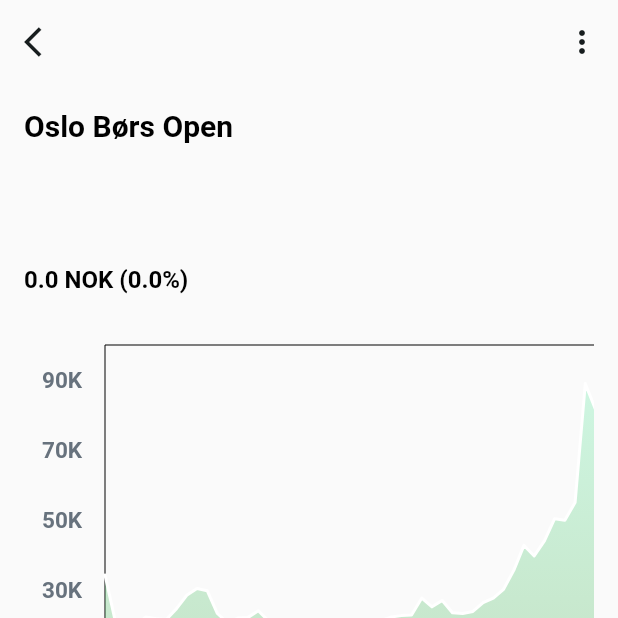
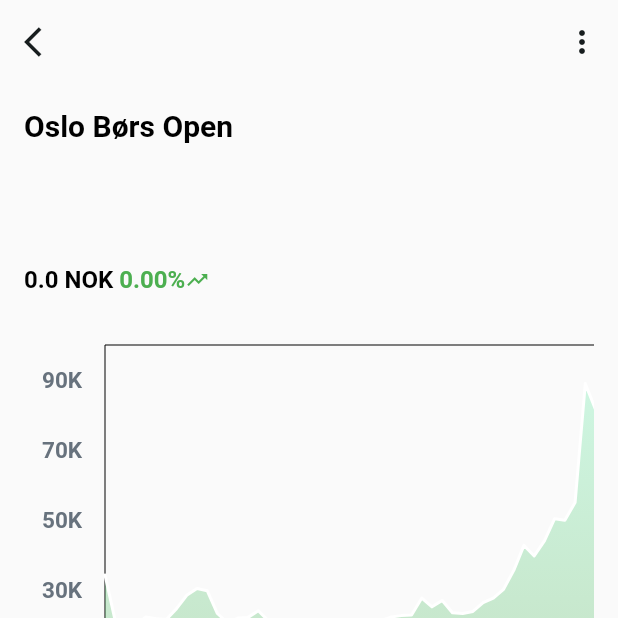
Before and after one commit to IDATA2503-Mobile-Applikasjoner/aksje_app, a Flutter app: the StockDetailPage screen opened directly with empty values, on a phone screen of 412 x 824 dp, the top half of it. Run offline on Flutter 3.47's test engine with Material 2 defaults, Android fonts, the phone set to English and light mode, and no system bars; drawn by our look-alikes of fl_chart; our stand-ins replace another_flushbar, flutter_secure_storage, google_fonts; accounts and stored records are empty; network calls fail.

Commit message:
Added stockcards and color indicators

```diff
--- a/lib/main.dart
+++ b/lib/main.dart
@@ -33,19 +33,11 @@ class MyApp extends StatefulWidget {
 }
 
 class _MyAppState extends State<MyApp> {
-  int _selectedIndex = 0;
-
   static const List<Widget> _pages = <Widget>[
     Inventory(),
     MyListsPage(),
     ExplorePage(),
   ];
-
-  void _onItemTapped(int index) {
-    setState(() {
-      _selectedIndex = index;
-    });
-  }
 
   @override
   Widget build(BuildContext context) {
--- a/lib/widgets/screens/stock_detail.dart
+++ b/lib/widgets/screens/stock_detail.dart
@@ -37,7 +37,8 @@ class _StockDetailPageState extends State<StockDetailPage> {
 
   void _fetcListDataFromServer() async {
     try {
-        UserProvider userProvider = Provider.of<UserProvider>(context, listen: false);
+      UserProvider userProvider =
+          Provider.of<UserProvider>(context, listen: false);
       var uid = userProvider.user!.uid;
       var baseURL = Uri.parse("http://10.0.2.2:8080/api/list/listsbyuid/$uid");
       var response = await http.get(baseURL);
@@ -45,7 +46,9 @@ class _StockDetailPageState extends State<StockDetailPage> {
       if (response.statusCode == 200) {
         List responseData = jsonDecode(response.body);
         setState(() {
-            stockLists = responseData.map((data) => StockListModel.fromJson(data)).toList();
+          stockLists = responseData
+              .map((data) => StockListModel.fromJson(data))
+              .toList();
         });
         _showAddToListDialog();
       }
@@ -57,60 +60,50 @@ class _StockDetailPageState extends State<StockDetailPage> {
   void _addStockToListInServer(var lid) async {
     try {
       var baseURL = Uri.parse("http://10.0.2.2:8080/api/list/addStock/$lid");
-        var body = jsonEncode(
-          {
-            "id": widget.stock.id
-          }
-        );
+      var body = jsonEncode({"id": widget.stock.id});
       var response = await http.post(
         baseURL,
-          headers: <String, String> {
-            'Content-Type':'application/json; charset=UTF-8',
+        headers: <String, String>{
+          'Content-Type': 'application/json; charset=UTF-8',
         },
         body: body,
       );
-        if(response.statusCode == 200) {
+      if (response.statusCode == 200) {
         print("Stock was added to list");
       }
-      }catch(e) {
+    } catch (e) {
       print(e);
     }
   }
 
   void _buyStockAndAddToServer() async {
     try {
-        UserProvider userProvider = Provider.of<UserProvider>(context, listen: false);
+      UserProvider userProvider =
+          Provider.of<UserProvider>(context, listen: false);
       var uid = userProvider.user!.uid;
       DateTime date = DateTime.now();
       var baseURL = Uri.parse("http://10.0.2.2:8080/api/stockpurchease");
-        var body = jsonEncode(
-          {
+      var body = jsonEncode({
         "date": date.toIso8601String(),
         "price": widget.stock.currentPrice,
         "quantity": 1,
-            "stock": {
-              "id": widget.stock.id
-            },
-            "portfolio": {
-              "pid":uid
-            }
-          }
-        );
+        "stock": {"id": widget.stock.id},
+        "portfolio": {"pid": uid}
+      });
       var response = await http.post(
         baseURL,
-          headers: <String, String> {
-            'Content-Type':'application/json; charset=UTF-8',
+        headers: <String, String>{
+          'Content-Type': 'application/json; charset=UTF-8',
         },
         body: body,
       );
-        if(response.statusCode == 201) {
+      if (response.statusCode == 201) {
         print("stock purchase was created.");
         _showFloatingFlushbarByStock(context);
-        }
-        else {
+      } else {
         print("Fail creating stock pruchase");
       }
-      }catch(e) {
+    } catch (e) {
       print(e);
     }
   }
@@ -121,14 +114,15 @@ class _StockDetailPageState extends State<StockDetailPage> {
       var baseURL = Uri.parse("http://10.0.2.2:8080/api/stocks/$id");
       var response = await http.get(baseURL);
 
-        if(response.statusCode == 200) {
+      if (response.statusCode == 200) {
         var responseData = jsonDecode(response.body);
         var newStock = Stock.fromJson(responseData);
         return newStock;
       }
 
       // Return a rejected Future with an error message
-        return Future.error("Failed to fetch stock data. Status code: ${response.statusCode}");
+      return Future.error(
+          "Failed to fetch stock data. Status code: ${response.statusCode}");
     } catch (e) {
       print(e);
 
@@ -139,18 +133,20 @@ class _StockDetailPageState extends State<StockDetailPage> {
 
   Future<List<Stock>> _getPrucheasStockStocksFromServer() async {
     try {
-        UserProvider userProvider = Provider.of<UserProvider>(context, listen: false);
+      UserProvider userProvider =
+          Provider.of<UserProvider>(context, listen: false);
       var uid = userProvider.user!.uid;
       var baseURL = Uri.parse("http://10.0.2.2:8080/api/portfolio/stocks/$uid");
       var response = await http.get(baseURL);
 
-        if(response.statusCode == 200) {
+      if (response.statusCode == 200) {
         List responseData = jsonDecode(response.body);
-          List<Stock> stocks = responseData.map((data) => Stock.fromJson(data)).toList();
+        List<Stock> stocks =
+            responseData.map((data) => Stock.fromJson(data)).toList();
         return stocks;
       }
       return Future.error("error geting stocks");
-      }catch(e) {
+    } catch (e) {
       return Future.error("error geting stocks");
     }
   }
@@ -158,8 +154,8 @@ class _StockDetailPageState extends State<StockDetailPage> {
   Future<bool> _checkIfUserOwnStock() async {
     var stocks = await _getPrucheasStockStocksFromServer();
     var stock = await _getStockDataFromServer();
-      for(Stock stockCheck in stocks) {
-        if(stock.id == stockCheck.id) {
+    for (Stock stockCheck in stocks) {
+      if (stock.id == stockCheck.id) {
         return true;
       }
     }
@@ -169,17 +165,18 @@ class _StockDetailPageState extends State<StockDetailPage> {
   Future<StockPurchase> _getPrucheasStockFromServer() async {
     try {
       var id = stock.id;
-        var baseURL = Uri.parse("http://10.0.2.2:8080/api/stockpurchease/$id/stockpurchease");
+      var baseURL = Uri.parse(
+          "http://10.0.2.2:8080/api/stockpurchease/$id/stockpurchease");
       var response = await http.get(baseURL);
 
-        if(response.statusCode == 200) {
+      if (response.statusCode == 200) {
         var responseData = jsonDecode(response.body);
         print(responseData);
         var stockPurchease = StockPurchase.fromJson(responseData);
         return stockPurchease;
       }
       return Future.error("error geting stockPurchease");
-      }catch (e) {
+    } catch (e) {
       print("Error during deserialization: $e");
       return Future.error("error geting stockPurchease");
     }
@@ -192,10 +189,10 @@ class _StockDetailPageState extends State<StockDetailPage> {
       var baseURL = Uri.parse("http://10.0.2.2:8080/api/stockpurchease/$spid");
       var response = await http.delete(baseURL);
 
-        if(response.statusCode == 200) {
+      if (response.statusCode == 200) {
         print("stock purcheas was removed");
       }
-      }catch (e) {
+    } catch (e) {
       return Future.error("error removeing stocks prucheas");
     }
   }
@@ -205,7 +202,10 @@ class _StockDetailPageState extends State<StockDetailPage> {
       padding: const EdgeInsets.all(10),
       borderRadius: BorderRadius.circular(8),
       backgroundGradient: const LinearGradient(
-          colors: [Color.fromARGB(255, 38, 104, 35), Color.fromARGB(255, 45, 143, 0)],
+        colors: [
+          Color.fromARGB(255, 38, 104, 35),
+          Color.fromARGB(255, 45, 143, 0)
+        ],
         stops: [0.6, 1],
       ),
       boxShadows: const [
@@ -218,7 +218,8 @@ class _StockDetailPageState extends State<StockDetailPage> {
       dismissDirection: FlushbarDismissDirection.HORIZONTAL,
       forwardAnimationCurve: Curves.fastLinearToSlowEaseIn,
       title: 'Info',
-        message: 'This is not an real stock app, so no payment function is added. The stock was removed from pruch. You can se the stock is no loger in Your stocks in Inventory',
+      message:
+          'This is not an real stock app, so no payment function is added. The stock was removed from pruch. You can se the stock is no loger in Your stocks in Inventory',
       margin: const EdgeInsets.only(top: 100, left: 20, right: 20),
       flushbarPosition: FlushbarPosition.TOP,
       duration: const Duration(seconds: 6),
@@ -230,7 +231,10 @@ class _StockDetailPageState extends State<StockDetailPage> {
       padding: const EdgeInsets.all(10),
       borderRadius: BorderRadius.circular(8),
       backgroundGradient: const LinearGradient(
-          colors: [Color.fromARGB(255, 175, 25, 25), Color.fromARGB(255, 233, 0, 0)],
+        colors: [
+          Color.fromARGB(255, 175, 25, 25),
+          Color.fromARGB(255, 233, 0, 0)
+        ],
         stops: [0.6, 1],
       ),
       boxShadows: const [
@@ -250,13 +254,15 @@ class _StockDetailPageState extends State<StockDetailPage> {
     ).show(context);
   }
 
-
   void _showFloatingFlushbarByStock(BuildContext context) {
     Flushbar(
       padding: const EdgeInsets.all(10),
       borderRadius: BorderRadius.circular(8),
       backgroundGradient: const LinearGradient(
-          colors: [Color.fromARGB(255, 38, 104, 35), Color.fromARGB(255, 45, 143, 0)],
+        colors: [
+          Color.fromARGB(255, 38, 104, 35),
+          Color.fromARGB(255, 45, 143, 0)
+        ],
         stops: [0.6, 1],
       ),
       boxShadows: const [
@@ -269,7 +275,8 @@ class _StockDetailPageState extends State<StockDetailPage> {
       dismissDirection: FlushbarDismissDirection.HORIZONTAL,
       forwardAnimationCurve: Curves.fastLinearToSlowEaseIn,
       title: 'Info',
-        message: 'This is not an real stock app, so no payment function is added. The stock has been added as a pruch, you can see the stock in your stocks at Inventory.',
+      message:
+          'This is not an real stock app, so no payment function is added. The stock has been added as a pruch, you can see the stock in your stocks at Inventory.',
       margin: const EdgeInsets.only(top: 100, left: 20, right: 20),
       flushbarPosition: FlushbarPosition.TOP,
       duration: const Duration(seconds: 6),
@@ -310,6 +317,15 @@ class _StockDetailPageState extends State<StockDetailPage> {
       // Handle errors appropriately (e.g., show an error message).
       print("Error refreshing data: $error");
     }
+  }
+
+  void _goToStockDetailPage(Stock stock) async {
+    Navigator.pushReplacement(
+      context,
+      MaterialPageRoute(
+        builder: (context) => StockDetailPage(stock: stock),
+      ),
+    );
   }
 
   @override
@@ -369,12 +385,42 @@ class _StockDetailPageState extends State<StockDetailPage> {
                   const SizedBox(height: 20),
                   Text(
                     '${stock.symbol} ${stock.name}',
-                      style: const TextStyle(fontSize: 36, fontWeight: FontWeight.bold),
+                    style: const TextStyle(
+                        fontSize: 36, fontWeight: FontWeight.bold),
                   ),
                   const SizedBox(height: 20),
+                  Row(
+                    mainAxisSize: MainAxisSize
+                        .min, // Ensures the row takes the minimum space needed
+                    children: [
                       Text(
-                      '${stock.currentPrice.toString()} NOK (${stock.percentChangeIntraday.toString()}%)',
-                      style: const TextStyle(fontSize: 16, fontWeight: FontWeight.bold),
+                        '${stock.currentPrice.toString()} NOK ',
+                        style: const TextStyle(
+                          fontSize: 16,
+                          fontWeight: FontWeight.bold,
+                          color: Colors.black, // Default text color
+                        ),
+                      ),
+                      Text(
+                        '${stock.percentChangeIntraday.toStringAsFixed(2)}%',
+                        style: TextStyle(
+                          color: stock.percentChangeIntraday >= 0
+                              ? Colors.green
+                              : Colors.red,
+                          fontWeight: FontWeight.bold,
+                          fontSize: 16,
+                        ),
+                      ),
+                      Icon(
+                        stock.percentChangeIntraday >= 0
+                            ? Icons.trending_up
+                            : Icons.trending_down,
+                        color: stock.percentChangeIntraday >= 0
+                            ? Colors.green
+                            : Colors.red,
+                        size: 16, // Adjust the icon size as needed
+                      ),
+                    ],
                   ),
                   const SizedBox(height: 10),
                   const SizedBox(
@@ -391,31 +437,34 @@ class _StockDetailPageState extends State<StockDetailPage> {
                         },
                         style: ElevatedButton.styleFrom(
                           foregroundColor: Colors.white,
-                            backgroundColor: const Color.fromARGB(255, 79, 117, 205),
+                          backgroundColor:
+                              const Color.fromARGB(255, 79, 117, 205),
                           elevation: 2,
                           shape: RoundedRectangleBorder(
                               borderRadius: BorderRadius.circular(20)),
-                            padding: const EdgeInsets.symmetric(horizontal: 62, vertical: 12),
+                          padding: const EdgeInsets.symmetric(
+                              horizontal: 62, vertical: 12),
                         ),
                         child: const Text('Buy'),
                       ),
                       ElevatedButton(
                         onPressed: () async {
-                            if( await _checkIfUserOwnStock()) {
+                          if (await _checkIfUserOwnStock()) {
                             await _removeStockPruch();
                             _showFloatingFlushbarSelStockTrue(context);
-                            }
-                            else {
+                          } else {
                             _showFloatingFlushbarSelStockFalse(context);
                           }
                         },
                         style: ElevatedButton.styleFrom(
                           foregroundColor: Colors.white,
-                            backgroundColor: const Color.fromARGB(255, 185, 56, 47),
+                          backgroundColor:
+                              const Color.fromARGB(255, 185, 56, 47),
                           elevation: 2,
                           shape: RoundedRectangleBorder(
                               borderRadius: BorderRadius.circular(20)),
-                            padding: const EdgeInsets.symmetric(horizontal: 62, vertical: 12),
+                          padding: const EdgeInsets.symmetric(
+                              horizontal: 62, vertical: 12),
                         ),
                         child: const Text('Sell'),
                       ),
```
Also changed, not shown: lib/widgets/screens/explore.dart (+37 -16 lines), lib/widgets/screens/inventory.dart (+20 -14 lines), lib/widgets/stock_components/stock_card.dart (added, +95 -0 lines). Lines whose indentation alone changed are shown as unchanged.
